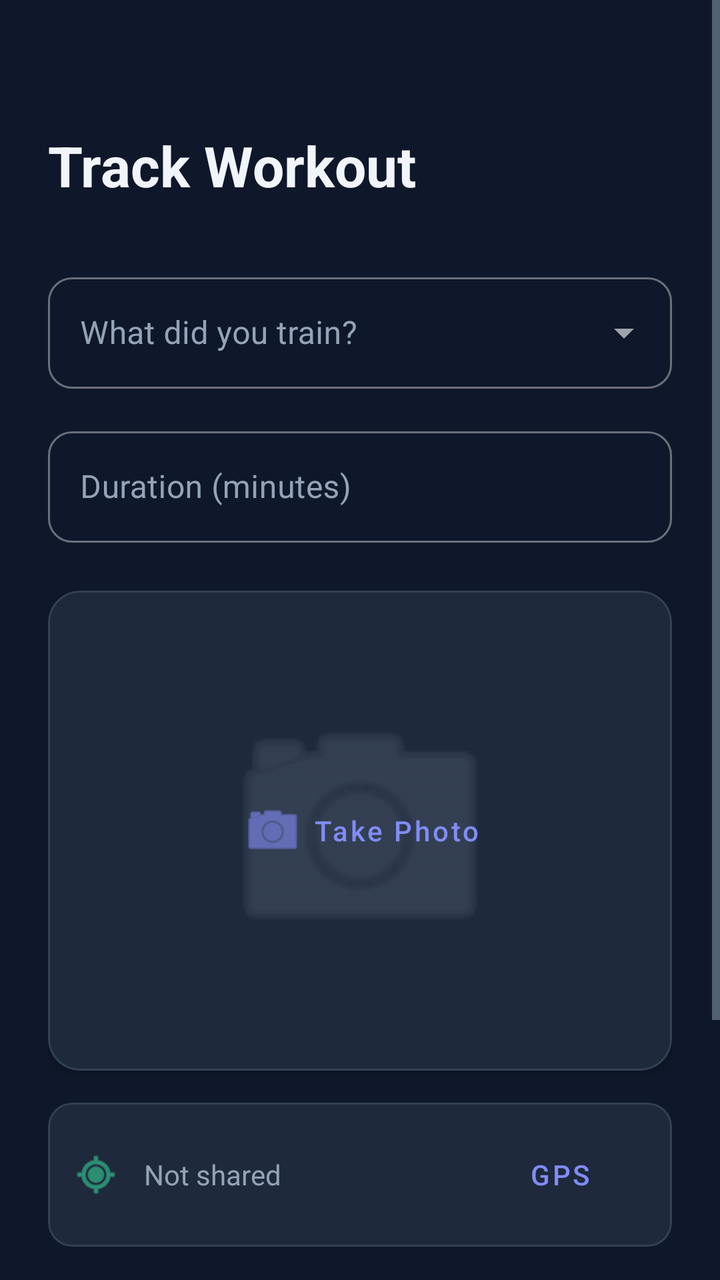
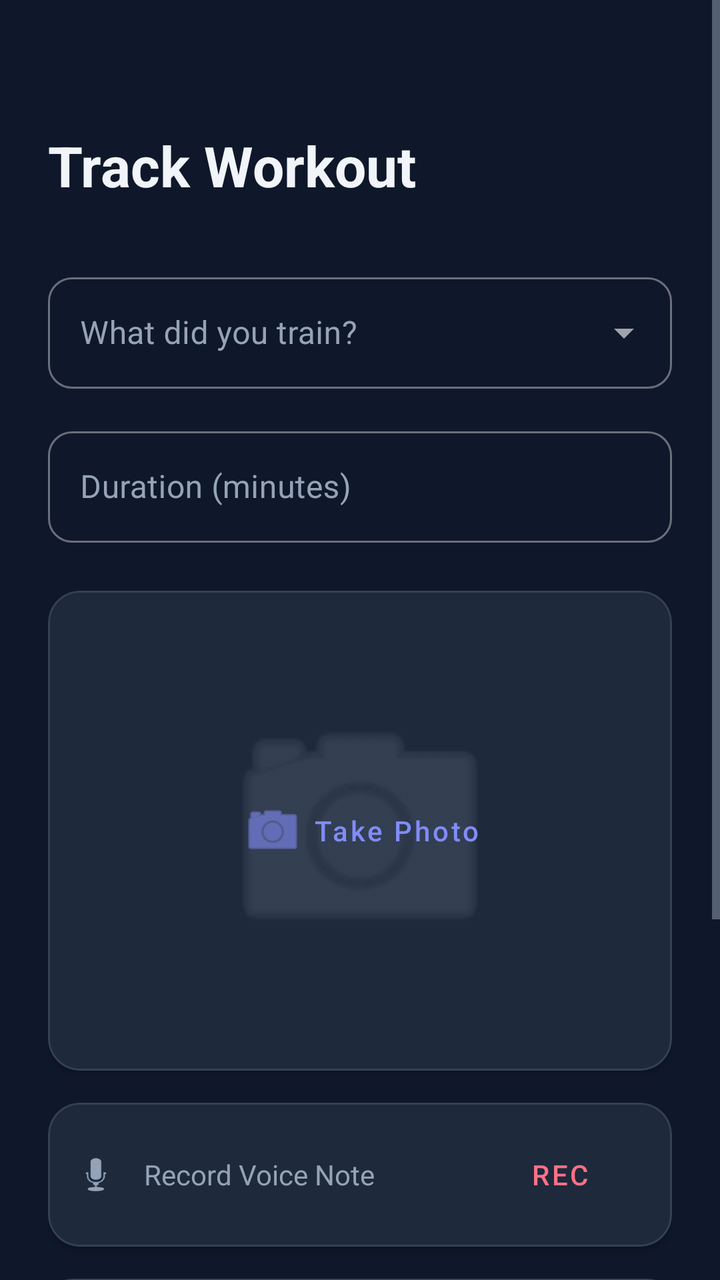

Screens rendered from an Android XML layout before and after an edit, with the pre-edit source and the edit as a unified diff.
<!-- AndroidManifest.xml: application theme Theme.MobileSE -->
<!-- res/layout/activity_add_activity.xml -->
<?xml version="1.0" encoding="utf-8"?>
<ScrollView xmlns:android="http://schemas.android.com/apk/res/android"
    xmlns:app="http://schemas.android.com/apk/res-auto"
    android:layout_width="match_parent"
    android:layout_height="match_parent"
    android:fillViewport="true"
    android:background="@color/background">

    <androidx.constraintlayout.widget.ConstraintLayout
        android:layout_width="match_parent"
        android:layout_height="wrap_content"
        android:paddingTop="64dp"
        android:paddingStart="24dp"
        android:paddingEnd="24dp"
        android:paddingBottom="24dp">

        <TextView
            android:id="@+id/tvAddTitle"
            android:layout_width="wrap_content"
            android:layout_height="wrap_content"
            android:text="@string/track_workout"
            android:textSize="28sp"
            android:textStyle="bold"
            android:textColor="@color/text_main"
            app:layout_constraintTop_toTopOf="parent"
            app:layout_constraintStart_toStartOf="parent" />

        <com.google.android.material.textfield.TextInputLayout
            style="@style/Widget.MaterialComponents.TextInputLayout.OutlinedBox.ExposedDropdownMenu"
            android:id="@+id/tilSport"
            android:layout_width="match_parent"
            android:layout_height="wrap_content"
            android:hint="@string/train_question"
            android:layout_marginTop="32dp"
            android:textColorHint="@color/text_secondary"
            app:hintTextColor="@color/primary"
            app:layout_constraintTop_toBottomOf="@id/tvAddTitle"
            app:boxCornerRadiusTopStart="12dp"
            app:boxCornerRadiusTopEnd="12dp"
            app:boxCornerRadiusBottomStart="12dp"
            app:boxCornerRadiusBottomEnd="12dp">

            <AutoCompleteTextView
                android:id="@+id/actvSport"
                android:layout_width="match_parent"
                android:layout_height="wrap_content"
                android:textColor="@color/text_main"
                android:inputType="none" />
        </com.google.android.material.textfield.TextInputLayout>

        <com.google.android.material.textfield.TextInputLayout
            style="@style/Widget.MaterialComponents.TextInputLayout.OutlinedBox"
            android:id="@+id/tilDuration"
            android:layout_width="match_parent"
            android:layout_height="wrap_content"
            android:hint="@string/duration_hint"
            android:layout_marginTop="16dp"
            android:textColorHint="@color/text_secondary"
            app:hintTextColor="@color/primary"
            app:layout_constraintTop_toBottomOf="@id/tilSport"
            app:boxCornerRadiusTopStart="12dp"
            app:boxCornerRadiusTopEnd="12dp"
            app:boxCornerRadiusBottomStart="12dp"
            app:boxCornerRadiusBottomEnd="12dp">

            <com.google.android.material.textfield.TextInputEditText
                android:id="@+id/etDuration"
                android:layout_width="match_parent"
                android:layout_height="wrap_content"
                android:textColor="@color/text_main"
                android:inputType="number" />
        </com.google.android.material.textfield.TextInputLayout>

        
        <com.google.android.material.card.MaterialCardView
            android:id="@+id/cvPhoto"
            android:layout_width="match_parent"
            android:layout_height="240dp"
            android:layout_marginTop="24dp"
            app:cardCornerRadius="16dp"
            app:cardElevation="2dp"
            app:strokeWidth="1dp"
            app:strokeColor="@color/divider"
            app:layout_constraintTop_toBottomOf="@id/tilDuration">

            <androidx.constraintlayout.widget.ConstraintLayout
                android:layout_width="match_parent"
                android:layout_height="match_parent">

                <ImageView
                    android:id="@+id/ivWorkoutPhoto"
                    android:layout_width="match_parent"
                    android:layout_height="match_parent"
                    android:scaleType="centerCrop"
                    android:src="@android:drawable/ic_menu_camera"
                    android:padding="80dp"
                    android:alpha="0.3"
                    app:tint="@color/text_secondary"
                    android:contentDescription="@string/take_photo" />

                <Button
                    android:id="@+id/btnTakePhoto"
                    android:layout_width="wrap_content"
                    android:layout_height="wrap_content"
                    android:text="@string/take_photo"
                    android:textAllCaps="false"
                    style="@style/Widget.MaterialComponents.Button.TextButton"
                    android:textColor="@color/primary"
                    app:icon="@android:drawable/ic_menu_camera"
                    app:iconTint="@color/primary"
                    app:layout_constraintTop_toTopOf="parent"
                    app:layout_constraintBottom_toBottomOf="parent"
                    app:layout_constraintStart_toStartOf="parent"
                    app:layout_constraintEnd_toEndOf="parent" />
            </androidx.constraintlayout.widget.ConstraintLayout>
        </com.google.android.material.card.MaterialCardView>

        
        <com.google.android.material.card.MaterialCardView
            android:id="@+id/cvLocation"
            android:layout_width="match_parent"
            android:layout_height="wrap_content"
            android:layout_marginTop="16dp"
            app:cardCornerRadius="12dp"
            app:cardElevation="0dp"
            app:strokeWidth="1dp"
            app:strokeColor="@color/divider"
            app:layout_constraintTop_toBottomOf="@id/cvPhoto">

            <LinearLayout
                android:layout_width="match_parent"
                android:layout_height="wrap_content"
                android:orientation="horizontal"
                android:gravity="center_vertical"
                android:padding="12dp">

                <ImageView
                    android:layout_width="24dp"
                    android:layout_height="24dp"
                    android:src="@android:drawable/ic_menu_mylocation"
                    app:tint="@color/accent"
                    android:contentDescription="@string/gps_btn" />

                <TextView
                    android:id="@+id/tvLocationStatus"
                    android:layout_width="0dp"
                    android:layout_height="wrap_content"
                    android:layout_weight="1"
                    android:layout_marginStart="12dp"
                    android:text="@string/location_not_shared"
                    android:textSize="14sp"
                    android:textColor="@color/text_secondary" />

                <Button
                    android:id="@+id/btnGetLocation"
                    style="@style/Widget.MaterialComponents.Button.TextButton"
                    android:layout_width="wrap_content"
                    android:layout_height="wrap_content"
                    android:text="@string/gps_btn"
                    android:textAllCaps="false"
                    android:textColor="@color/primary"/>
            </LinearLayout>
        </com.google.android.material.card.MaterialCardView>

        <Button
            android:id="@+id/btnSaveActivity"
            android:layout_width="match_parent"
            android:layout_height="60dp"
            android:layout_marginTop="40dp"
            android:text="@string/save_workout"
            android:textAllCaps="false"
            android:textSize="18sp"
            android:textStyle="bold"
            android:textColor="@color/background"
            app:cornerRadius="12dp"
            app:layout_constraintTop_toBottomOf="@id/cvLocation" />

        <Button
            android:id="@+id/btnCancelAdd"
            style="@style/Widget.MaterialComponents.Button.TextButton"
            android:layout_width="wrap_content"
            android:layout_height="wrap_content"
            android:text="@string/cancel_btn"
            android:textAllCaps="false"
            android:textColor="@color/error"
            android:layout_marginTop="8dp"
            app:layout_constraintTop_toBottomOf="@id/btnSaveActivity"
            app:layout_constraintStart_toStartOf="parent"
            app:layout_constraintEnd_toEndOf="parent" />

    </androidx.constraintlayout.widget.ConstraintLayout>
</ScrollView>
<!-- resources referenced by this layout -->
<resources>
  <color name="accent">#34D399</color>
  <color name="background">#0F172A</color>
  <color name="divider">#334155</color>
  <color name="error">#FB7185</color>
  <color name="primary">#818CF8</color>
  <color name="text_main">#F1F5F9</color>
  <color name="text_secondary">#94A3B8</color>
  <string name="cancel_btn">Cancel</string>
  <string name="duration_hint">Duration (minutes)</string>
  <string name="gps_btn">GPS</string>
  <string name="location_not_shared">Not shared</string>
  <string name="save_workout">Save Workout</string>
  <string name="take_photo">Take Photo</string>
  <string name="track_workout">Track Workout</string>
  <string name="train_question">What did you train?</string>
  <style name="Theme.MobileSE" parent="Base.Theme.MobileSE" />
  <style name="Base.Theme.MobileSE" parent="Theme.MaterialComponents.NoActionBar">
          
          <item name="colorPrimary">@color/primary</item>
          <item name="colorPrimaryVariant">@color/primary_dark</item>
          <item name="colorOnPrimary">@color/background</item>
          
          <item name="colorSecondary">@color/accent</item>
          <item name="colorSecondaryVariant">@color/accent</item>
          <item name="colorOnSecondary">@color/background</item>
          
          <item name="android:statusBarColor">@color/background</item>
          <item name="android:windowLightStatusBar">false</item>
          
          <item name="android:windowBackground">@color/background</item>
  
          
          <item name="android:textColorPrimary">@color/text_main</item>
          <item name="android:textColorSecondary">@color/text_secondary</item>
  
          
          <item name="materialCardViewStyle">@style/Widget.App.CardView</item>
      </style>
  <color name="primary_dark">#6366F1</color>
  <style name="Widget.App.CardView" parent="Widget.MaterialComponents.CardView">
          <item name="cardBackgroundColor">@color/surface</item>
          <item name="cardElevation">2dp</item>
          <item name="shapeAppearanceOverlay">@style/ShapeAppearance.App.MediumComponent</item>
      </style>
  <color name="surface">#1E293B</color>
  <style name="ShapeAppearance.App.MediumComponent" parent="ShapeAppearance.MaterialComponents.MediumComponent">
          <item name="cornerFamily">rounded</item>
          <item name="cornerSize">16dp</item>
      </style>
</resources>

<!-- the commit's change to res/layout/activity_add_activity.xml (unified diff, before → after) -->
@@ -117,6 +117,53 @@
 
         
         <com.google.android.material.card.MaterialCardView
+            android:id="@+id/cvVoice"
+            android:layout_width="match_parent"
+            android:layout_height="wrap_content"
+            android:layout_marginTop="16dp"
+            app:cardCornerRadius="16dp"
+            app:cardElevation="2dp"
+            app:strokeWidth="1dp"
+            app:strokeColor="@color/divider"
+            app:layout_constraintTop_toBottomOf="@id/cvPhoto">
+
+            <LinearLayout
+                android:layout_width="match_parent"
+                android:layout_height="wrap_content"
+                android:orientation="horizontal"
+                android:gravity="center_vertical"
+                android:padding="12dp">
+
+                <ImageView
+                    android:id="@+id/ivVoiceStatus"
+                    android:layout_width="24dp"
+                    android:layout_height="24dp"
+                    android:src="@android:drawable/ic_btn_speak_now"
+                    app:tint="@color/text_secondary" />
+
+                <TextView
+                    android:id="@+id/tvVoiceStatus"
+                    android:layout_width="0dp"
+                    android:layout_height="wrap_content"
+                    android:layout_weight="1"
+                    android:layout_marginStart="12dp"
+                    android:text="@string/record_voice"
+                    android:textSize="14sp"
+                    android:textColor="@color/text_secondary" />
+
+                <Button
+                    android:id="@+id/btnRecordVoice"
+                    style="@style/Widget.MaterialComponents.Button.TextButton"
+                    android:layout_width="wrap_content"
+                    android:layout_height="wrap_content"
+                    android:text="REC"
+                    android:textAllCaps="false"
+                    android:textColor="@color/error"/>
+            </LinearLayout>
+        </com.google.android.material.card.MaterialCardView>
+
+        
+        <com.google.android.material.card.MaterialCardView
             android:id="@+id/cvLocation"
             android:layout_width="match_parent"
             android:layout_height="wrap_content"
@@ -125,7 +172,7 @@
             app:cardElevation="0dp"
             app:strokeWidth="1dp"
             app:strokeColor="@color/divider"
-            app:layout_constraintTop_toBottomOf="@id/cvPhoto">
+            app:layout_constraintTop_toBottomOf="@id/cvVoice">
 
             <LinearLayout
                 android:layout_width="match_parent"
<!-- resource entries referenced after the edit -->
@@ -11,6 +11,7 @@
   <string name="duration_hint">Duration (minutes)</string>
   <string name="gps_btn">GPS</string>
   <string name="location_not_shared">Not shared</string>
+  <string name="record_voice">Record Voice Note</string>
   <string name="save_workout">Save Workout</string>
   <string name="take_photo">Take Photo</string>
   <string name="track_workout">Track Workout</string>
